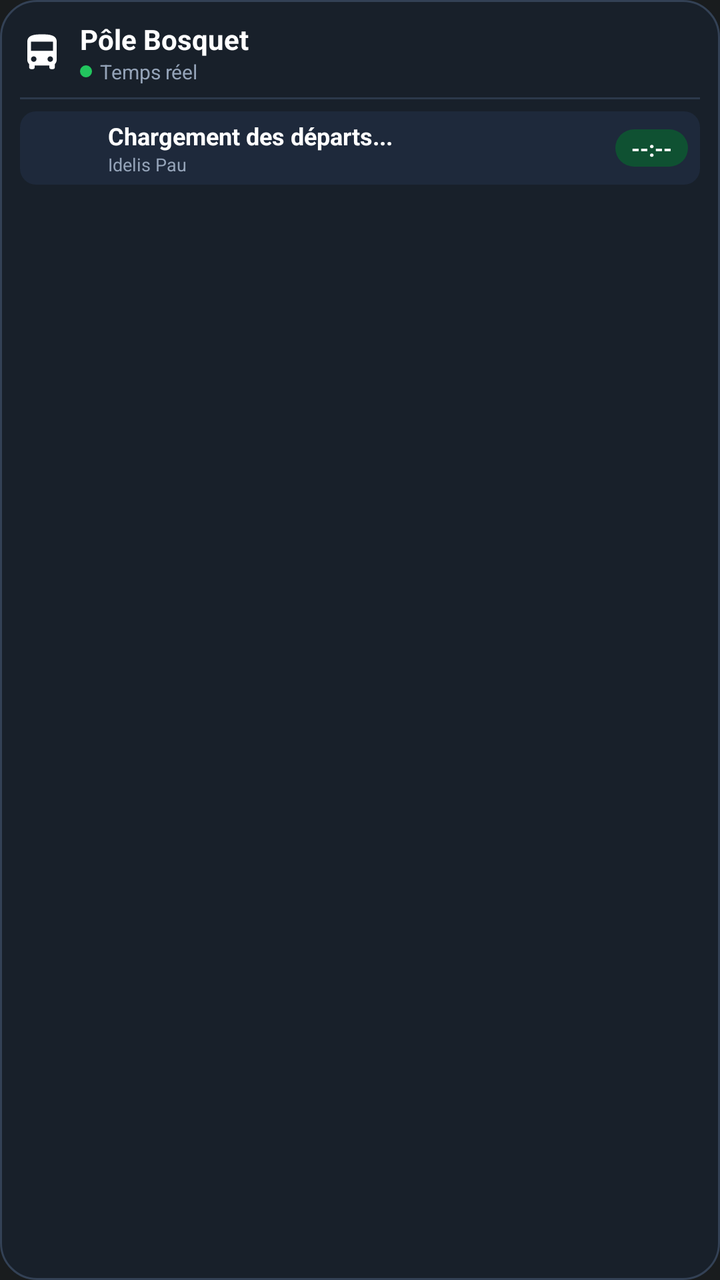
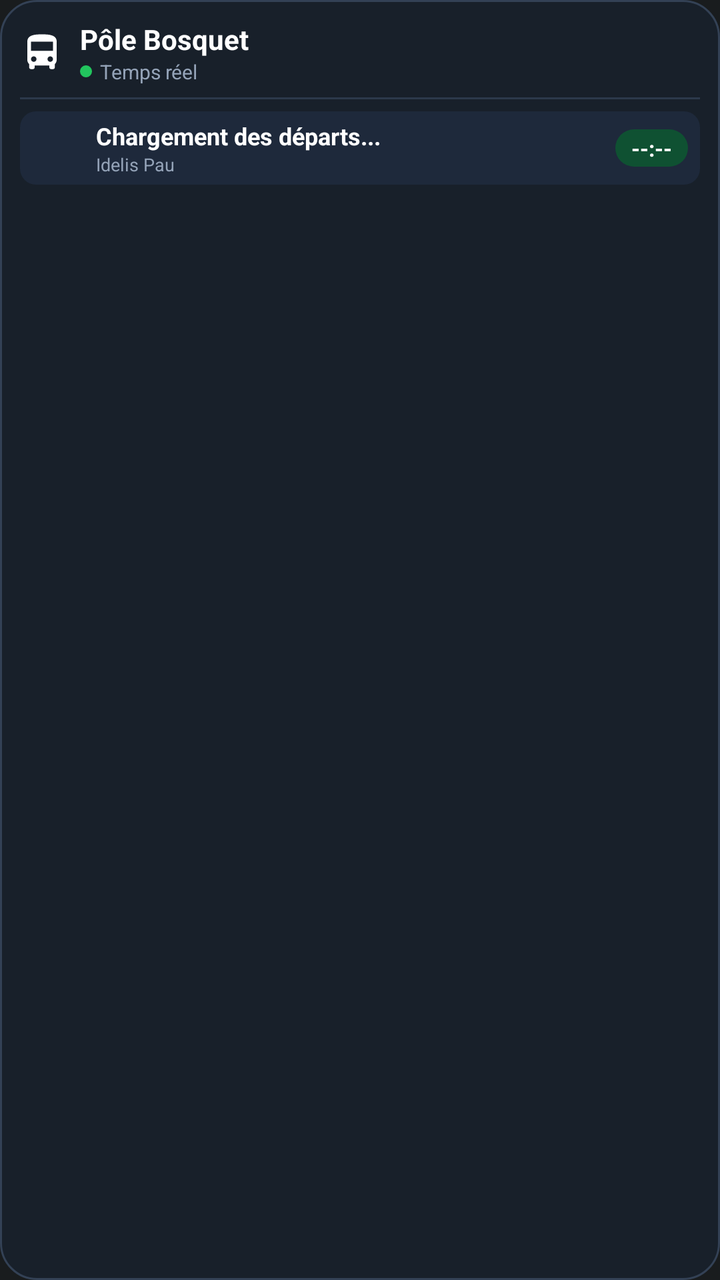

Two renders of the same Android screen: before a commit and after it. Below are the layout's source before the change and the commit's diff.
<!-- AndroidManifest.xml: application theme Theme.MyApplication -->
<!-- res/layout/widget_idelis_departures.xml -->
<?xml version="1.0" encoding="utf-8"?>
<LinearLayout xmlns:android="http://schemas.android.com/apk/res/android"
    android:id="@+id/widget_root"
    android:layout_width="match_parent"
    android:layout_height="match_parent"
    android:background="@drawable/widget_background"
    android:orientation="vertical"
    android:padding="10dp">

    
    <LinearLayout
        android:id="@+id/widget_header_container"
        android:layout_width="match_parent"
        android:layout_height="wrap_content"
        android:gravity="center_vertical"
        android:orientation="horizontal">

        <ImageView
            android:id="@+id/widget_icon_bus"
            android:layout_width="22dp"
            android:layout_height="22dp"
            android:contentDescription="Idelis Bus"
            android:src="@drawable/ic_widget_bus" />

        <LinearLayout
            android:id="@+id/widget_title_area"
            android:layout_width="0dp"
            android:layout_height="wrap_content"
            android:layout_marginStart="8dp"
            android:layout_weight="1"
            android:orientation="vertical">

            <TextView
                android:id="@+id/widget_stop_name"
                android:layout_width="match_parent"
                android:layout_height="wrap_content"
                android:ellipsize="end"
                android:maxLines="1"
                android:text="Pôle Bosquet"
                android:textColor="#FFFFFF"
                android:textSize="14sp"
                android:textStyle="bold" />

            <LinearLayout
                android:layout_width="wrap_content"
                android:layout_height="wrap_content"
                android:gravity="center_vertical"
                android:orientation="horizontal">

                <ImageView
                    android:id="@+id/widget_live_dot"
                    android:layout_width="6dp"
                    android:layout_height="6dp"
                    android:layout_marginEnd="4dp"
                    android:contentDescription="En direct"
                    android:src="@drawable/widget_live_dot" />

                <TextView
                    android:id="@+id/widget_status_text"
                    android:layout_width="wrap_content"
                    android:layout_height="wrap_content"
                    android:ellipsize="end"
                    android:maxLines="1"
                    android:text="Temps réel"
                    android:textColor="#94A3B8"
                    android:textSize="10sp" />
            </LinearLayout>
        </LinearLayout>
    </LinearLayout>

    
    <ImageView
        android:id="@+id/widget_divider"
        android:layout_width="match_parent"
        android:layout_height="1dp"
        android:layout_marginTop="6dp"
        android:layout_marginBottom="6dp"
        android:background="#2C394B"
        android:contentDescription="Séparateur" />

    
    <TextView
        android:id="@+id/widget_empty_view"
        android:layout_width="match_parent"
        android:layout_height="wrap_content"
        android:layout_marginTop="8dp"
        android:gravity="center"
        android:text="Aucun départ prévu actuellement"
        android:textColor="#94A3B8"
        android:textSize="12sp"
        android:visibility="gone" />

    
    
    <LinearLayout
        android:id="@+id/widget_row_1"
        android:layout_width="match_parent"
        android:layout_height="wrap_content"
        android:layout_marginBottom="4dp"
        android:background="@drawable/widget_row_bg"
        android:gravity="center_vertical"
        android:orientation="horizontal"
        android:paddingStart="6dp"
        android:paddingTop="4dp"
        android:paddingEnd="6dp"
        android:paddingBottom="4dp">

        <ImageView
            android:id="@+id/row_1_badge"
            android:layout_width="32dp"
            android:layout_height="20dp"
            android:contentDescription="Ligne" />

        <LinearLayout
            android:layout_width="0dp"
            android:layout_height="wrap_content"
            android:layout_marginStart="6dp"
            android:layout_marginEnd="6dp"
            android:layout_weight="1"
            android:orientation="vertical">

            <TextView
                android:id="@+id/row_1_destination"
                android:layout_width="match_parent"
                android:layout_height="wrap_content"
                android:ellipsize="end"
                android:maxLines="1"
                android:text="Chargement des départs..."
                android:textColor="#FFFFFF"
                android:textSize="12sp"
                android:textStyle="bold" />

            <TextView
                android:id="@+id/row_1_delay"
                android:layout_width="match_parent"
                android:layout_height="wrap_content"
                android:ellipsize="end"
                android:maxLines="1"
                android:text="Idelis Pau"
                android:textColor="#94A3B8"
                android:textSize="9sp" />
        </LinearLayout>

        <TextView
            android:id="@+id/row_1_time"
            android:layout_width="wrap_content"
            android:layout_height="wrap_content"
            android:background="@drawable/widget_time_pill"
            android:text="--:--"
            android:textColor="#FFFFFF"
            android:textSize="11sp"
            android:textStyle="bold" />
    </LinearLayout>

    
    <LinearLayout
        android:id="@+id/widget_row_2"
        android:layout_width="match_parent"
        android:layout_height="wrap_content"
        android:layout_marginBottom="4dp"
        android:background="@drawable/widget_row_bg"
        android:gravity="center_vertical"
        android:orientation="horizontal"
        android:paddingStart="6dp"
        android:paddingTop="4dp"
        android:paddingEnd="6dp"
        android:paddingBottom="4dp"
        android:visibility="gone">

        <ImageView
            android:id="@+id/row_2_badge"
            android:layout_width="32dp"
            android:layout_height="20dp"
            android:contentDescription="Ligne" />

        <LinearLayout
            android:layout_width="0dp"
            android:layout_height="wrap_content"
            android:layout_marginStart="6dp"
            android:layout_marginEnd="6dp"
            android:layout_weight="1"
            android:orientation="vertical">

            <TextView
                android:id="@+id/row_2_destination"
                android:layout_width="match_parent"
                android:layout_height="wrap_content"
                android:ellipsize="end"
                android:maxLines="1"
                android:textColor="#FFFFFF"
                android:textSize="12sp"
                android:textStyle="bold" />

            <TextView
                android:id="@+id/row_2_delay"
                android:layout_width="match_parent"
                android:layout_height="wrap_content"
                android:ellipsize="end"
                android:maxLines="1"
                android:textColor="#94A3B8"
                android:textSize="9sp" />
        </LinearLayout>

        <TextView
            android:id="@+id/row_2_time"
            android:layout_width="wrap_content"
            android:layout_height="wrap_content"
            android:background="@drawable/widget_time_pill"
            android:textColor="#FFFFFF"
            android:textSize="11sp"
            android:textStyle="bold" />
    </LinearLayout>

    
    <LinearLayout
        android:id="@+id/widget_row_3"
        android:layout_width="match_parent"
        android:layout_height="wrap_content"
        android:layout_marginBottom="4dp"
        android:background="@drawable/widget_row_bg"
        android:gravity="center_vertical"
        android:orientation="horizontal"
        android:paddingStart="6dp"
        android:paddingTop="4dp"
        android:paddingEnd="6dp"
        android:paddingBottom="4dp"
        android:visibility="gone">

        <ImageView
            android:id="@+id/row_3_badge"
            android:layout_width="32dp"
            android:layout_height="20dp"
            android:contentDescription="Ligne" />

        <LinearLayout
            android:layout_width="0dp"
            android:layout_height="wrap_content"
            android:layout_marginStart="6dp"
            android:layout_marginEnd="6dp"
            android:layout_weight="1"
            android:orientation="vertical">

            <TextView
                android:id="@+id/row_3_destination"
                android:layout_width="match_parent"
                android:layout_height="wrap_content"
                android:ellipsize="end"
                android:maxLines="1"
                android:textColor="#FFFFFF"
                android:textSize="12sp"
                android:textStyle="bold" />

            <TextView
                android:id="@+id/row_3_delay"
                android:layout_width="match_parent"
                android:layout_height="wrap_content"
                android:ellipsize="end"
                android:maxLines="1"
                android:textColor="#94A3B8"
                android:textSize="9sp" />
        </LinearLayout>

        <TextView
            android:id="@+id/row_3_time"
            android:layout_width="wrap_content"
            android:layout_height="wrap_content"
            android:background="@drawable/widget_time_pill"
            android:textColor="#FFFFFF"
            android:textSize="11sp"
            android:textStyle="bold" />
    </LinearLayout>

    
    <LinearLayout
        android:id="@+id/widget_row_4"
        android:layout_width="match_parent"
        android:layout_height="wrap_content"
        android:layout_marginBottom="4dp"
        android:background="@drawable/widget_row_bg"
        android:gravity="center_vertical"
        android:orientation="horizontal"
        android:paddingStart="6dp"
        android:paddingTop="4dp"
        android:paddingEnd="6dp"
        android:paddingBottom="4dp"
        android:visibility="gone">

        <ImageView
            android:id="@+id/row_4_badge"
            android:layout_width="32dp"
            android:layout_height="20dp"
            android:contentDescription="Ligne" />

        <LinearLayout
            android:layout_width="0dp"
            android:layout_height="wrap_content"
            android:layout_marginStart="6dp"
            android:layout_marginEnd="6dp"
            android:layout_weight="1"
            android:orientation="vertical">

            <TextView
                android:id="@+id/row_4_destination"
                android:layout_width="match_parent"
                android:layout_height="wrap_content"
                android:ellipsize="end"
                android:maxLines="1"
                android:textColor="#FFFFFF"
                android:textSize="12sp"
                android:textStyle="bold" />

            <TextView
                android:id="@+id/row_4_delay"
                android:layout_width="match_parent"
                android:layout_height="wrap_content"
                android:ellipsize="end"
                android:maxLines="1"
                android:textColor="#94A3B8"
                android:textSize="9sp" />
        </LinearLayout>

        <TextView
            android:id="@+id/row_4_time"
            android:layout_width="wrap_content"
            android:layout_height="wrap_content"
            android:background="@drawable/widget_time_pill"
            android:textColor="#FFFFFF"
            android:textSize="11sp"
            android:textStyle="bold" />
    </LinearLayout>

    
    <LinearLayout
        android:id="@+id/widget_row_5"
        android:layout_width="match_parent"
        android:layout_height="wrap_content"
        android:layout_marginBottom="4dp"
        android:background="@drawable/widget_row_bg"
        android:gravity="center_vertical"
        android:orientation="horizontal"
        android:paddingStart="6dp"
        android:paddingTop="4dp"
        android:paddingEnd="6dp"
        android:paddingBottom="4dp"
        android:visibility="gone">

        <ImageView
            android:id="@+id/row_5_badge"
            android:layout_width="32dp"
            android:layout_height="20dp"
            android:contentDescription="Ligne" />

        <LinearLayout
            android:layout_width="0dp"
            android:layout_height="wrap_content"
            android:layout_marginStart="6dp"
            android:layout_marginEnd="6dp"
            android:layout_weight="1"
            android:orientation="vertical">

            <TextView
                android:id="@+id/row_5_destination"
                android:layout_width="match_parent"
                android:layout_height="wrap_content"
                android:ellipsize="end"
                android:maxLines="1"
                android:textColor="#FFFFFF"
                android:textSize="12sp"
                android:textStyle="bold" />

            <TextView
                android:id="@+id/row_5_delay"
                android:layout_width="match_parent"
                android:layout_height="wrap_content"
                android:ellipsize="end"
                android:maxLines="1"
                android:textColor="#94A3B8"
                android:textSize="9sp" />
        </LinearLayout>

        <TextView
            android:id="@+id/row_5_time"
            android:layout_width="wrap_content"
            android:layout_height="wrap_content"
            android:background="@drawable/widget_time_pill"
            android:textColor="#FFFFFF"
            android:textSize="11sp"
            android:textStyle="bold" />
    </LinearLayout>

    
    <LinearLayout
        android:id="@+id/widget_row_6"
        android:layout_width="match_parent"
        android:layout_height="wrap_content"
        android:layout_marginBottom="4dp"
        android:background="@drawable/widget_row_bg"
        android:gravity="center_vertical"
        android:orientation="horizontal"
        android:paddingStart="6dp"
        android:paddingTop="3dp"
        android:paddingEnd="6dp"
        android:paddingBottom="3dp"
        android:visibility="gone">

        <ImageView
            android:id="@+id/row_6_badge"
            android:layout_width="32dp"
            android:layout_height="20dp"
            android:contentDescription="Ligne" />

        <LinearLayout
            android:layout_width="0dp"
            android:layout_height="wrap_content"
            android:layout_marginStart="6dp"
            android:layout_marginEnd="6dp"
            android:layout_weight="1"
            android:orientation="vertical">

            <TextView
                android:id="@+id/row_6_destination"
                android:layout_width="match_parent"
                android:layout_height="wrap_content"
                android:ellipsize="end"
                android:maxLines="1"
                android:textColor="#FFFFFF"
                android:textSize="12sp"
                android:textStyle="bold" />

            <TextView
                android:id="@+id/row_6_delay"
                android:layout_width="match_parent"
                android:layout_height="wrap_content"
                android:ellipsize="end"
                android:maxLines="1"
                android:textColor="#94A3B8"
                android:textSize="9sp" />
        </LinearLayout>

        <TextView
            android:id="@+id/row_6_time"
            android:layout_width="wrap_content"
            android:layout_height="wrap_content"
            android:background="@drawable/widget_time_pill"
            android:textColor="#FFFFFF"
            android:textSize="11sp"
            android:textStyle="bold" />
    </LinearLayout>

    
    <LinearLayout
        android:id="@+id/widget_row_7"
        android:layout_width="match_parent"
        android:layout_height="wrap_content"
        android:layout_marginBottom="4dp"
        android:background="@drawable/widget_row_bg"
        android:gravity="center_vertical"
        android:orientation="horizontal"
        android:paddingStart="6dp"
        android:paddingTop="3dp"
        android:paddingEnd="6dp"
        android:paddingBottom="3dp"
        android:visibility="gone">

        <ImageView
            android:id="@+id/row_7_badge"
            android:layout_width="32dp"
            android:layout_height="20dp"
            android:contentDescription="Ligne" />

        <LinearLayout
            android:layout_width="0dp"
            android:layout_height="wrap_content"
            android:layout_marginStart="6dp"
            android:layout_marginEnd="6dp"
            android:layout_weight="1"
            android:orientation="vertical">

            <TextView
                android:id="@+id/row_7_destination"
                android:layout_width="match_parent"
                android:layout_height="wrap_content"
                android:ellipsize="end"
                android:maxLines="1"
                android:textColor="#FFFFFF"
                android:textSize="12sp"
                android:textStyle="bold" />

            <TextView
                android:id="@+id/row_7_delay"
                android:layout_width="match_parent"
                android:layout_height="wrap_content"
                android:ellipsize="end"
                android:maxLines="1"
                android:textColor="#94A3B8"
                android:textSize="9sp" />
        </LinearLayout>

        <TextView
            android:id="@+id/row_7_time"
            android:layout_width="wrap_content"
            android:layout_height="wrap_content"
            android:background="@drawable/widget_time_pill"
            android:textColor="#FFFFFF"
            android:textSize="11sp"
            android:textStyle="bold" />
    </LinearLayout>

    
    <LinearLayout
        android:id="@+id/widget_row_8"
        android:layout_width="match_parent"
        android:layout_height="wrap_content"
        android:background="@drawable/widget_row_bg"
        android:gravity="center_vertical"
        android:orientation="horizontal"
        android:paddingStart="6dp"
        android:paddingTop="3dp"
        android:paddingEnd="6dp"
        android:paddingBottom="3dp"
        android:visibility="gone">

        <ImageView
            android:id="@+id/row_8_badge"
            android:layout_width="32dp"
            android:layout_height="20dp"
            android:contentDescription="Ligne" />

        <LinearLayout
            android:layout_width="0dp"
            android:layout_height="wrap_content"
            android:layout_marginStart="6dp"
            android:layout_marginEnd="6dp"
            android:layout_weight="1"
            android:orientation="vertical">

            <TextView
                android:id="@+id/row_8_destination"
                android:layout_width="match_parent"
                android:layout_height="wrap_content"
                android:ellipsize="end"
                android:maxLines="1"
                android:textColor="#FFFFFF"
                android:textSize="12sp"
                android:textStyle="bold" />

            <TextView
                android:id="@+id/row_8_delay"
                android:layout_width="match_parent"
                android:layout_height="wrap_content"
                android:ellipsize="end"
                android:maxLines="1"
                android:textColor="#94A3B8"
                android:textSize="9sp" />
        </LinearLayout>

        <TextView
            android:id="@+id/row_8_time"
            android:layout_width="wrap_content"
            android:layout_height="wrap_content"
            android:background="@drawable/widget_time_pill"
            android:textColor="#FFFFFF"
            android:textSize="11sp"
            android:textStyle="bold" />
    </LinearLayout>

</LinearLayout>
<!-- resources referenced by this layout -->
<resources>
  <!-- drawable ic_widget_bus (drawable) -->
  <vector xmlns:android="http://schemas.android.com/apk/res/android"
      android:width="24dp"
      android:height="24dp"
      android:viewportWidth="24"
      android:viewportHeight="24">
    <path
        android:fillColor="#FFFFFFFF"
        android:pathData="M12,2c-4.42,0 -8,0.5 -8,4v10c0,0.88 0.39,1.67 1,2.22V20c0,0.55 0.45,1 1,1h1c0.55,0 1,-0.45 1,-1v-1h8v1c0,0.55 0.45,1 1,1h1c0.55,0 1,-0.45 1,-1v-1.78c0.61,-0.55 1,-1.34 1,-2.22V6c0,-3.5 -3.58,-4 -8,-4zM7.5,17c-0.83,0 -1.5,-0.67 -1.5,-1.5S6.67,14 7.5,14s1.5,0.67 1.5,1.5S8.33,17 7.5,17zM16.5,17c-0.83,0 -1.5,-0.67 -1.5,-1.5s0.67,-1.5 1.5,-1.5 1.5,0.67 1.5,1.5 -0.67,1.5 -1.5,1.5zM18,11H6V6h12v5z"/>
  </vector>
  <!-- drawable widget_background (drawable) -->
  <shape xmlns:android="http://schemas.android.com/apk/res/android"
      android:shape="rectangle">
      <solid android:color="#18202A" />
      <stroke
          android:width="1dp"
          android:color="#334155" />
      <corners android:radius="18dp" />
  </shape>
  <!-- drawable widget_live_dot (drawable) -->
  <shape xmlns:android="http://schemas.android.com/apk/res/android"
      android:shape="oval">
      <solid android:color="#22C55E" />
      <size
          android:width="8dp"
          android:height="8dp" />
  </shape>
  <!-- drawable widget_row_bg (drawable) -->
  <shape xmlns:android="http://schemas.android.com/apk/res/android"
      android:shape="rectangle">
      <solid android:color="#1E293B" />
      <corners android:radius="8dp" />
  </shape>
  <!-- drawable widget_time_pill (drawable) -->
  <shape xmlns:android="http://schemas.android.com/apk/res/android"
      android:shape="rectangle">
      <solid android:color="#0F5132" />
      <corners android:radius="12dp" />
      <padding
          android:left="8dp"
          android:top="2dp"
          android:right="8dp"
          android:bottom="2dp" />
  </shape>
  <style name="Theme.MyApplication" parent="android:Theme.DeviceDefault.NoActionBar" />
</resources>

<!-- the commit's change to res/layout/widget_idelis_departures.xml (unified diff, before → after) -->
@@ -107,8 +107,9 @@
 
         <ImageView
             android:id="@+id/row_1_badge"
-            android:layout_width="32dp"
-            android:layout_height="20dp"
+            android:layout_width="26dp"
+            android:layout_height="26dp"
+            android:scaleType="fitCenter"
             android:contentDescription="Ligne" />
 
         <LinearLayout
@@ -169,8 +170,9 @@
 
         <ImageView
             android:id="@+id/row_2_badge"
-            android:layout_width="32dp"
-            android:layout_height="20dp"
+            android:layout_width="26dp"
+            android:layout_height="26dp"
+            android:scaleType="fitCenter"
             android:contentDescription="Ligne" />
 
         <LinearLayout
@@ -228,8 +230,9 @@
 
         <ImageView
             android:id="@+id/row_3_badge"
-            android:layout_width="32dp"
-            android:layout_height="20dp"
+            android:layout_width="26dp"
+            android:layout_height="26dp"
+            android:scaleType="fitCenter"
             android:contentDescription="Ligne" />
 
         <LinearLayout
@@ -287,8 +290,9 @@
 
         <ImageView
             android:id="@+id/row_4_badge"
-            android:layout_width="32dp"
-            android:layout_height="20dp"
+            android:layout_width="26dp"
+            android:layout_height="26dp"
+            android:scaleType="fitCenter"
             android:contentDescription="Ligne" />
 
         <LinearLayout
@@ -346,8 +350,9 @@
 
         <ImageView
             android:id="@+id/row_5_badge"
-            android:layout_width="32dp"
-            android:layout_height="20dp"
+            android:layout_width="26dp"
+            android:layout_height="26dp"
+            android:scaleType="fitCenter"
             android:contentDescription="Ligne" />
 
         <LinearLayout
@@ -405,8 +410,9 @@
 
         <ImageView
             android:id="@+id/row_6_badge"
-            android:layout_width="32dp"
-            android:layout_height="20dp"
+            android:layout_width="26dp"
+            android:layout_height="26dp"
+            android:scaleType="fitCenter"
             android:contentDescription="Ligne" />
 
         <LinearLayout
@@ -464,8 +470,9 @@
 
         <ImageView
             android:id="@+id/row_7_badge"
-            android:layout_width="32dp"
-            android:layout_height="20dp"
+            android:layout_width="26dp"
+            android:layout_height="26dp"
+            android:scaleType="fitCenter"
             android:contentDescription="Ligne" />
 
         <LinearLayout
@@ -522,8 +529,9 @@
 
         <ImageView
             android:id="@+id/row_8_badge"
-            android:layout_width="32dp"
-            android:layout_height="20dp"
+            android:layout_width="26dp"
+            android:layout_height="26dp"
+            android:scaleType="fitCenter"
             android:contentDescription="Ligne" />
 
         <LinearLayout
